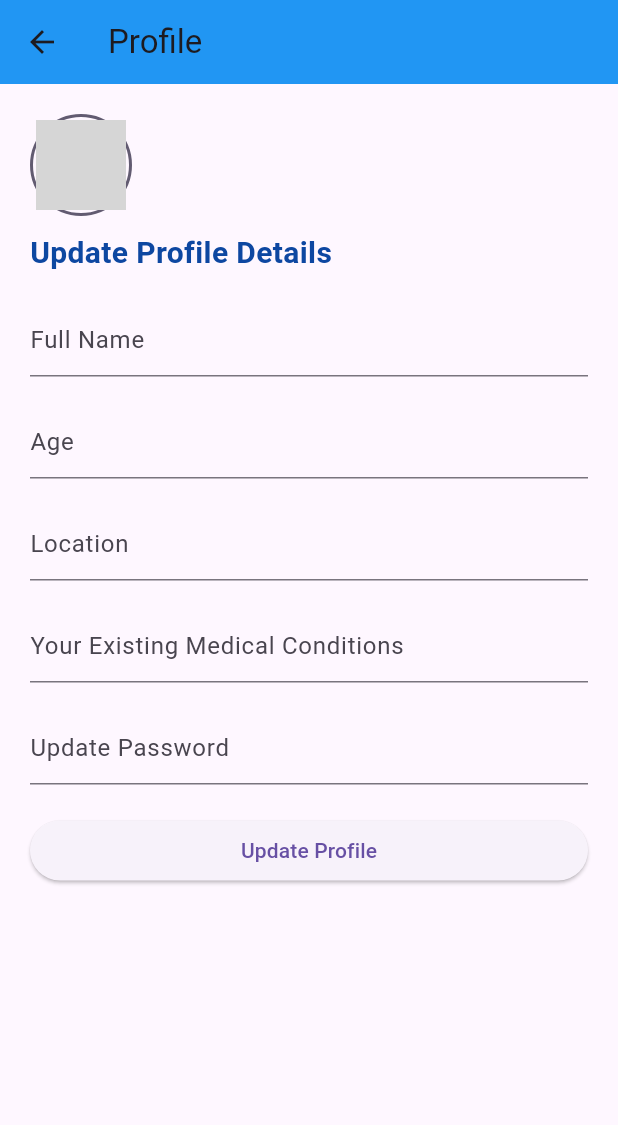
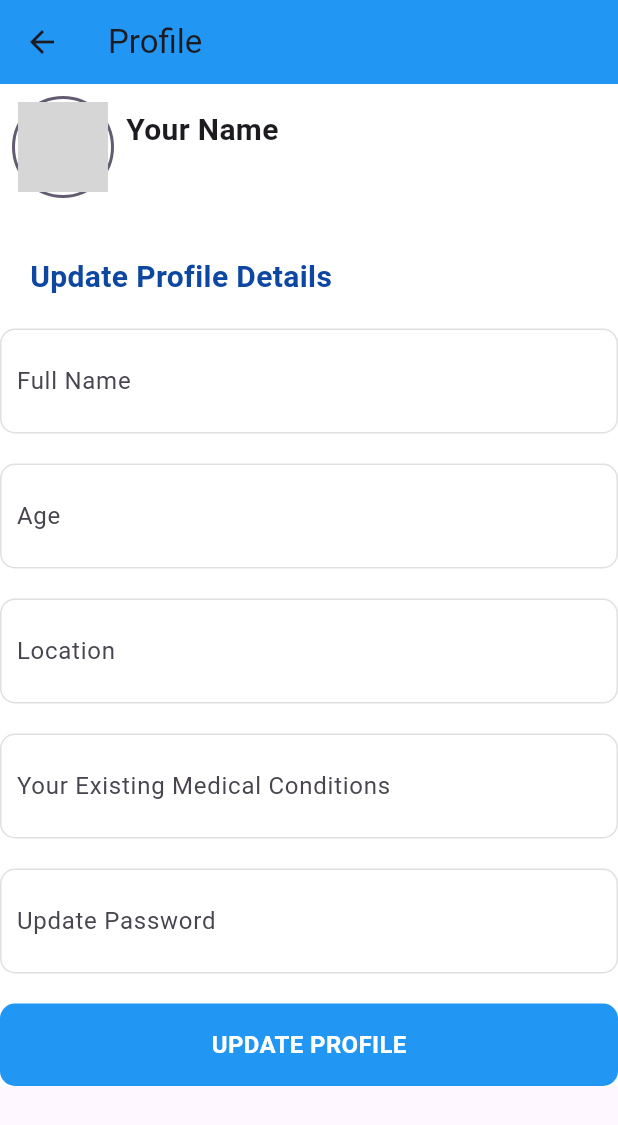
Before and after one commit to makuachteny/mobile-dev, a Flutter app: the screen it shows after launch, after a tap on "Sign in with Google", after a tap on the "menu" icon, after a tap on "Profile", on a phone screen of 412 x 824 dp. Shown: the top 1125 px of the screen. Run offline on Flutter 3.47's test engine with Material 3 defaults, Android fonts, the phone set to English and light mode, and no system bars; our stand-ins replace cloud_firestore, firebase_auth, firebase_core, firebase_storage, flutter_signin_button, google_sign_in and 3 more; missing offline and left inert: zego_uikit_prebuilt_video_conference; accounts and stored records are empty; network calls fail; grey boxes are pictures that could not be loaded.

Commit message:
profilepage updates

```diff
--- a/afya_chapchap/lib/Screens/profile.dart
+++ b/afya_chapchap/lib/Screens/profile.dart
@@ -68,8 +68,9 @@ class _ProfilePageState extends State<ProfilePage> {
         if (userProfile != null) {
           setState(() {
             _fullNameController.text = userProfile['fullName'] ?? '';
-            _ageController.text =
-                userProfile['age'] != null ? userProfile['age'].toString() : '';
+            _ageController.text = userProfile['age'] != null
+                ? userProfile['age'].toString()
+                : '';
             _locationController.text = userProfile['location'] ?? '';
             _medicalConditionsController.text =
                 userProfile['medicalConditions'] ?? '';
@@ -81,8 +82,8 @@ class _ProfilePageState extends State<ProfilePage> {
             prefs.setString('profileImageUrl', _profileImageUrl!);
             prefs.setString('age', _ageController.text);
             prefs.setString('location', _locationController.text);
-            prefs.setString(
-                'medicalConditions', _medicalConditionsController.text);
+            prefs.setString('medicalConditions',
+                _medicalConditionsController.text);
           });
         }
       } else {
@@ -172,12 +173,18 @@ class _ProfilePageState extends State<ProfilePage> {
         title: const Text('Profile'),
         backgroundColor: Colors.blue,
       ),
-      body: ListView(
-        padding: const EdgeInsets.all(20.0),
+      body: SingleChildScrollView(
+        child: Container(
+          color: Colors.white,
+          child: Column(
+            crossAxisAlignment: CrossAxisAlignment.start,
             children: [
-          Align(
-            alignment: Alignment.centerLeft,
-            child: GestureDetector(
+              Padding(
+                padding: const EdgeInsets.all(8.0),
+                child: Row(
+                  crossAxisAlignment: CrossAxisAlignment.start,
+                  children: [
+                    GestureDetector(
                       onTap: () {
                         showModalBottomSheet(
                           context: context,
@@ -227,9 +234,28 @@ class _ProfilePageState extends State<ProfilePage> {
                         ),
                       ),
                     ),
+                    const SizedBox(width: 8),
+                    Expanded(
+                      child: Padding(
+                        padding: const EdgeInsets.only(top: 8.0),
+                        child: Text(
+                          _fullNameController.text.isNotEmpty
+                              ? _fullNameController.text
+                              : 'Your Name',
+                          style: const TextStyle(
+                            fontSize: 20,
+                            fontWeight: FontWeight.bold,
+                          ),
+                        ),
+                      ),
+                    ),
+                  ],
+                ),
               ),
               const SizedBox(height: 10),
-          Text(
+              Padding(
+                padding: const EdgeInsets.all(20.0),
+                child: Text(
                   'Update Profile Details',
                   style: TextStyle(
                     fontSize: 20,
@@ -237,48 +263,126 @@ class _ProfilePageState extends State<ProfilePage> {
                     fontWeight: FontWeight.bold,
                   ),
                 ),
-          const SizedBox(height: 20),
-          TextField(
+              ),
+              Container(
+                padding: const EdgeInsets.all(10),
+                decoration: BoxDecoration(
+                  color: Colors.white,
+                  borderRadius: BorderRadius.circular(10),
+                  border: Border.all(
+                    color: const Color(0xFFE0E0E0),
+                    width: 1,
+                  ),
+                ),
+                child: TextField(
                   controller: _fullNameController,
                   decoration: const InputDecoration(
                     hintText: 'Full Name',
+                    border: InputBorder.none,
+                  ),
                 ),
               ),
               const SizedBox(height: 20),
-          TextField(
+              Container(
+                padding: const EdgeInsets.all(10),
+                decoration: BoxDecoration(
+                  color: Colors.white,
+                  borderRadius: BorderRadius.circular(10),
+                  border: Border.all(
+                    color: const Color(0xFFE0E0E0),
+                    width: 1,
+                  ),
+                ),
+                child: TextField(
                   controller: _ageController,
                   decoration: const InputDecoration(
                     hintText: 'Age',
+                    border: InputBorder.none,
+                  ),
                 ),
               ),
               const SizedBox(height: 20),
-          TextField(
+              Container(
+                padding: const EdgeInsets.all(10),
+                decoration: BoxDecoration(
+                  color: Colors.white,
+                  borderRadius: BorderRadius.circular(10),
+                  border: Border.all(
+                    color: const Color(0xFFE0E0E0),
+                    width: 1,
+                  ),
+                ),
+                child: TextField(
                   controller: _locationController,
                   decoration: const InputDecoration(
                     hintText: 'Location',
+                    border: InputBorder.none,
+                  ),
                 ),
               ),
               const SizedBox(height: 20),
-          TextField(
+              Container(
+                padding: const EdgeInsets.all(10),
+                decoration: BoxDecoration(
+                  color: Colors.white,
+                  borderRadius: BorderRadius.circular(10),
+                  border: Border.all(
+                    color: const Color(0xFFE0E0E0),
+                    width: 1,
+                  ),
+                ),
+                child: TextField(
                   controller: _medicalConditionsController,
                   decoration: const InputDecoration(
                     hintText: 'Your Existing Medical Conditions',
+                    border: InputBorder.none,
+                  ),
                 ),
               ),
               const SizedBox(height: 20),
-          TextField(
+              Container(
+                padding: const EdgeInsets.all(10),
+                decoration: BoxDecoration(
+                  color: Colors.white,
+                  borderRadius: BorderRadius.circular(10),
+                  border: Border.all(
+                    color: const Color(0xFFE0E0E0),
+                    width: 1,
+                  ),
+                ),
+                child: TextField(
                   controller: _passwordController,
                   obscureText: true,
                   decoration: const InputDecoration(
                     hintText: 'Update Password',
+                    border: InputBorder.none,
+                  ),
                 ),
               ),
               const SizedBox(height: 20),
-          ElevatedButton(
-            onPressed: _updateProfile,
-            child: const Text('Update Profile'),
+              GestureDetector(
+                onTap: _updateProfile,
+                child: Container(
+                  padding: const EdgeInsets.all(16),
+                  decoration: BoxDecoration(
+                    color: Colors.blue,
+                    borderRadius: BorderRadius.circular(10),
+                  ),
+                  child: const Center(
+                    child: Text(
+                      'UPDATE PROFILE',
+                      style: TextStyle(
+                        color: Colors.white,
+                        fontWeight: FontWeight.bold,
+                        fontSize: 16,
+                      ),
+                    ),
+                  ),
+                ),
               ),
             ],
+          ),
+        ),
       ),
     );
   }
```
Also changed, not shown: 1 other file. Lines whose indentation alone changed are shown as unchanged.
